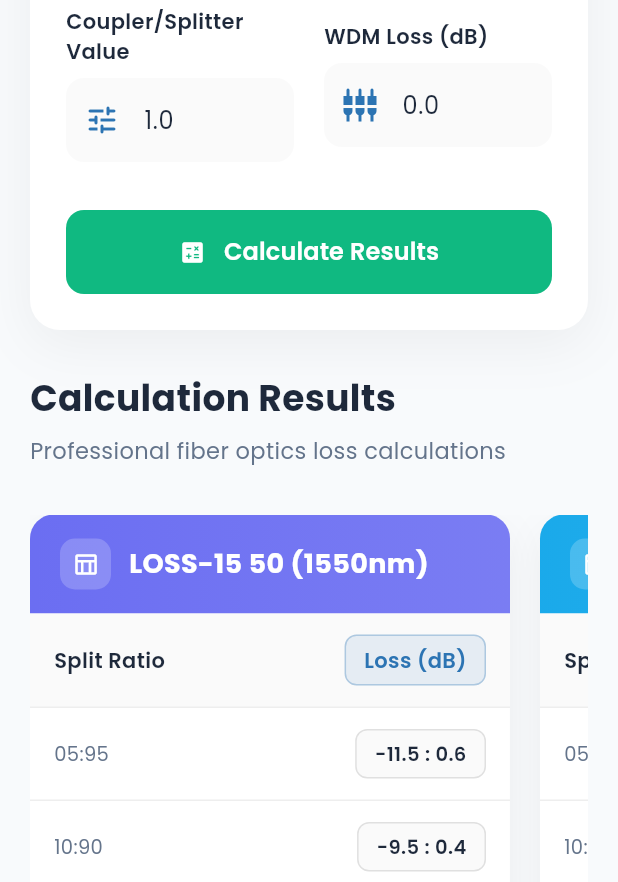
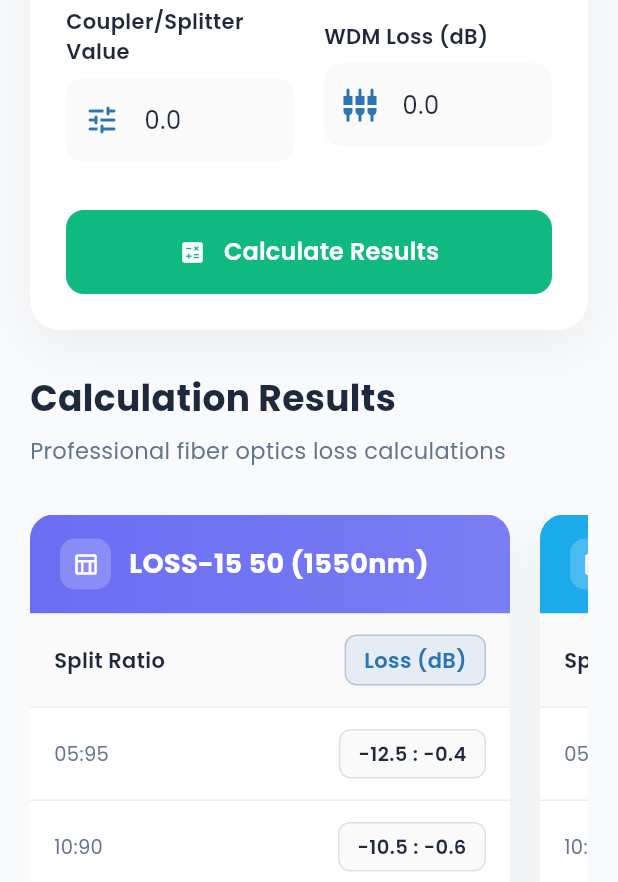
Before and after one commit to SowmiyaG123/OFC-CALCULATOR, a Flutter app: the CouplerSplitterOnePage screen opened directly, after a tap on "Calculate Results", on a phone screen of 412 x 824 dp. Shown: the part 351-1233 px from the top of the screen. Run offline on Flutter 3.47's test engine with Material 3 defaults, Android fonts, the phone set to English and light mode, and no system bars; our stand-ins replace app_links, google_fonts, hive_flutter, share_plus, supabase_flutter; missing offline and left inert: dart:html; accounts and stored records are empty.

Commit message:
feat: update WDM calculator and Android manifest

```diff
--- a/lib/screens/main_app/wdm_calculator_page.dart
+++ b/lib/screens/main_app/wdm_calculator_page.dart
@@ -266,7 +266,7 @@ class CouplerSplitterOnePage extends StatefulWidget {
 }
 
 class _CouplerSplitterOnePageState extends State<CouplerSplitterOnePage> {
-  final TextEditingController _couplerCtrl = TextEditingController(text: "1.0");
+  final TextEditingController _couplerCtrl = TextEditingController(text: "0.0");
   final TextEditingController _wdmCtrl = TextEditingController(text: "0.0");
 
   List<Map<String, dynamic>> _couplerResults = [];
@@ -282,6 +282,9 @@ class _CouplerSplitterOnePageState extends State<CouplerSplitterOnePage> {
   final Color _cardBg = const Color(0xFFF8FAFC);
   final Color _textPrimary = const Color(0xFF1E293B);
   final Color _textSecondary = const Color(0xFF64748B);
+
+  // In CouplerSplitterOnePage (_CouplerSplitterOnePageState class)
+// Replace _onCalculate method:
 
   void _onCalculate() {
     final couplerValue = double.tryParse(_couplerCtrl.text.trim());
@@ -308,15 +311,10 @@ class _CouplerSplitterOnePageState extends State<CouplerSplitterOnePage> {
       _couplerResults = couplerCalc.calculateLoss();
       _splitterResults = splitterCalc.calculateLoss();
 
-      // Only calculate WDM if value is not 0.0
-      if (wdmValue != 0.0) {
-        final wdmCalc = WDMCalculator(wdmValue: wdmValue);
-        _wdmCouplerResults = wdmCalc.calculateWDMCoupler();
-        _wdmSplitterResults = wdmCalc.calculateWDMSplitter();
-      } else {
-        _wdmCouplerResults = [];
-        _wdmSplitterResults = [];
-      }
+      // ✅ ALWAYS calculate WDM - even for 0.0
+      final wdmCalc = WDMCalculator(wdmValue: wdmValue);
+      _wdmCouplerResults = wdmCalc.calculateWDMCoupler();
+      _wdmSplitterResults = wdmCalc.calculateWDMSplitter();
     });
   }
 
```
Also changed, not shown: 1 other file.
